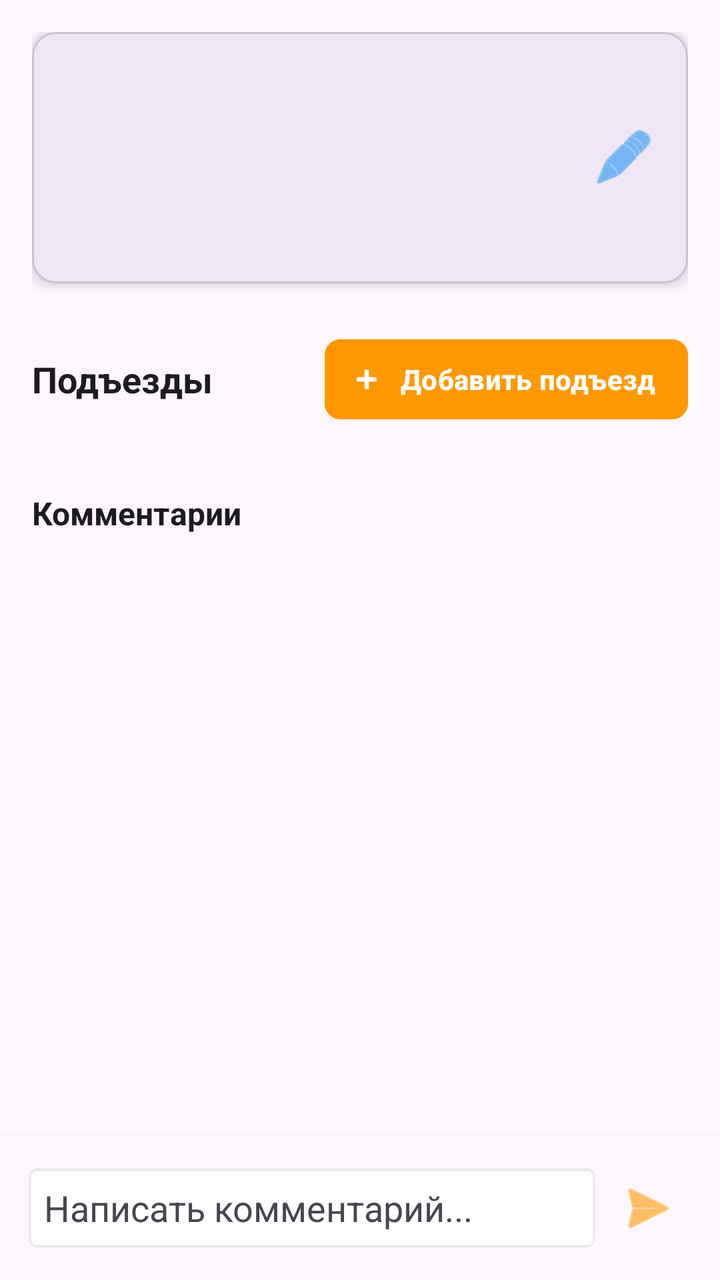
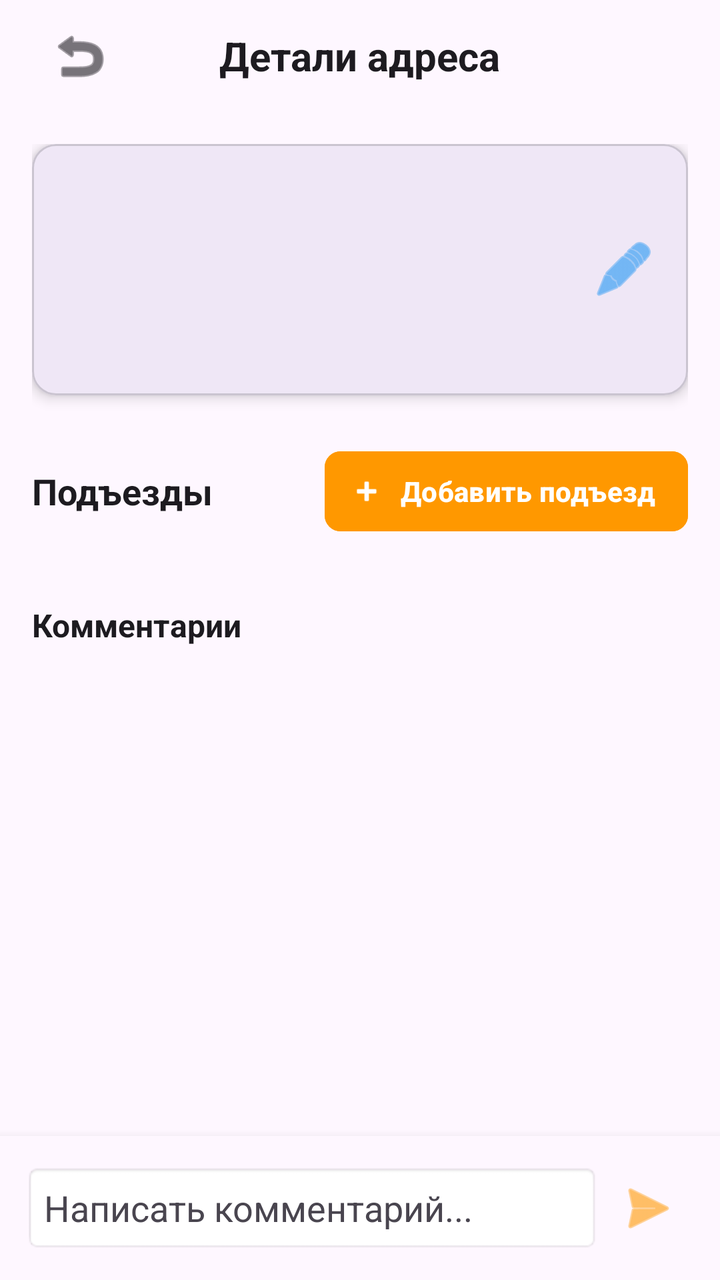

Screens rendered from an Android XML layout before and after an edit, with the pre-edit source and the edit as a unified diff.
<!-- AndroidManifest.xml: application theme Theme.BaseHome -->
<!-- res/layout/activity_address_detail.xml -->
<?xml version="1.0" encoding="utf-8"?>
<LinearLayout xmlns:android="http://schemas.android.com/apk/res/android"
    xmlns:app="http://schemas.android.com/apk/res-auto"
    android:layout_width="match_parent"
    android:layout_height="match_parent"
    android:orientation="vertical"
    android:background="?android:attr/windowBackground"
    android:fitsSystemWindows="true">

    <androidx.core.widget.NestedScrollView
        android:layout_width="match_parent"
        android:layout_height="0dp"
        android:layout_weight="1"
        android:fillViewport="true">

        <LinearLayout
            android:layout_width="match_parent"
            android:layout_height="wrap_content"
            android:orientation="vertical"
            android:padding="16dp">

            
            <com.google.android.material.card.MaterialCardView
                android:layout_width="match_parent"
                android:layout_height="wrap_content"
                app:cardCornerRadius="12dp"
                app:cardElevation="4dp"
                app:strokeWidth="1dp"
                app:strokeColor="?attr/colorOutlineVariant"
                android:layout_marginBottom="8dp">

                <RelativeLayout
                    android:layout_width="match_parent"
                    android:layout_height="wrap_content"
                    android:padding="16dp"
                    android:background="?attr/selectableItemBackground">

                    <LinearLayout
                        android:layout_width="match_parent"
                        android:layout_height="wrap_content"
                        android:orientation="vertical"
                        android:layout_toStartOf="@+id/btnContainer">

                        <TextView
                            android:id="@+id/tvCityDetail"
                            android:layout_width="match_parent"
                            android:layout_height="wrap_content"
                            android:textSize="12sp"
                            android:textColor="?android:attr/textColorSecondary"
                            android:textStyle="normal"
                            android:layout_marginBottom="2dp" />

                        <TextView
                            android:id="@+id/tvStreet"
                            android:layout_width="match_parent"
                            android:layout_height="wrap_content"
                            android:textSize="22sp"
                            android:textStyle="bold"
                            android:textColor="?android:attr/textColorPrimary" />

                        <TextView
                            android:id="@+id/tvHouse"
                            android:layout_width="match_parent"
                            android:layout_height="wrap_content"
                            android:textSize="18sp"
                            android:textColor="?android:attr/textColorSecondary"
                            android:layout_marginTop="2dp" />

                        <TextView
                            android:id="@+id/tvAddedBy"
                            android:layout_width="match_parent"
                            android:layout_height="wrap_content"
                            android:textSize="10sp"
                            android:textColor="?android:attr/textColorSecondary"
                            android:layout_marginTop="6dp" />
                    </LinearLayout>

                    <LinearLayout
                        android:id="@+id/btnContainer"
                        android:layout_width="wrap_content"
                        android:layout_height="wrap_content"
                        android:layout_alignParentEnd="true"
                        android:layout_centerVertical="true"
                        android:orientation="horizontal">

                        <ImageButton
                            android:id="@+id/btnEditAddress"
                            android:layout_width="32dp"
                            android:layout_height="32dp"
                            android:background="?android:attr/selectableItemBackgroundBorderless"
                            android:src="@android:drawable/ic_menu_edit"
                            app:tint="#2196F3" />

                        <ImageButton
                            android:id="@+id/btnDeleteAddress"
                            android:layout_width="32dp"
                            android:layout_height="32dp"
                            android:layout_marginStart="8dp"
                            android:background="?android:attr/selectableItemBackgroundBorderless"
                            android:src="@android:drawable/ic_menu_delete"
                            app:tint="#D32F2F"
                            android:visibility="gone" />
                    </LinearLayout>

                </RelativeLayout>
            </com.google.android.material.card.MaterialCardView>

            
            <LinearLayout
                android:layout_width="match_parent"
                android:layout_height="wrap_content"
                android:orientation="horizontal"
                android:gravity="center_vertical"
                android:layout_marginTop="16dp"
                android:layout_marginBottom="12dp">

                <TextView
                    android:layout_width="0dp"
                    android:layout_height="wrap_content"
                    android:layout_weight="1"
                    android:text="Подъезды"
                    android:textSize="18sp"
                    android:textStyle="bold"
                    android:textColor="?android:attr/textColorPrimary" />

                <com.google.android.material.button.MaterialButton
                    android:id="@+id/btnAddEntrance"
                    android:layout_width="wrap_content"
                    android:layout_height="wrap_content"
                    android:text="Добавить подъезд"
                    android:textAllCaps="false"
                    android:textStyle="bold"
                    app:icon="@android:drawable/ic_input_add"
                    android:backgroundTint="@color/brand_accent"
                    android:textColor="@color/white"
                    app:cornerRadius="8dp"
                    android:paddingStart="12dp"
                    android:paddingEnd="16dp"
                    app:elevation="6dp" />
            </LinearLayout>

            <androidx.recyclerview.widget.RecyclerView
                android:id="@+id/rvEntrances"
                android:layout_width="match_parent"
                android:layout_height="wrap_content"
                android:nestedScrollingEnabled="false" />

            
            <TextView
                android:layout_width="match_parent"
                android:layout_height="wrap_content"
                android:text="Комментарии"
                android:textSize="16sp"
                android:textStyle="bold"
                android:textColor="?android:attr/textColorPrimary"
                android:layout_marginTop="20dp"
                android:layout_marginBottom="4dp" />

            <androidx.recyclerview.widget.RecyclerView
                android:id="@+id/rvComments"
                android:layout_width="match_parent"
                android:layout_height="wrap_content"
                android:nestedScrollingEnabled="false" />

        </LinearLayout>
    </androidx.core.widget.NestedScrollView>

    
    <LinearLayout
        android:layout_width="match_parent"
        android:layout_height="wrap_content"
        android:orientation="vertical"
        android:padding="12dp"
        android:background="?attr/colorSurface"
        android:elevation="8dp">

        <TextView
            android:id="@+id/tvReplyTo"
            android:layout_width="match_parent"
            android:layout_height="wrap_content"
            android:textSize="12sp"
            android:textColor="#2196F3"
            android:layout_marginBottom="4dp"
            android:visibility="gone" />

        <LinearLayout
            android:layout_width="match_parent"
            android:layout_height="wrap_content"
            android:orientation="horizontal"
            android:gravity="center_vertical">

            <EditText
                android:id="@+id/etNewComment"
                android:layout_width="0dp"
                android:layout_height="wrap_content"
                android:layout_weight="1"
                android:hint="Написать комментарий..."
                android:padding="10dp"
                android:textColor="?android:attr/textColorPrimary"
                android:textColorHint="?android:attr/textColorSecondary"
                android:background="@android:drawable/editbox_background"
                android:maxLines="3"
                android:inputType="textMultiLine" />

            <ImageButton
                android:id="@+id/btnAddComment"
                android:layout_width="48dp"
                android:layout_height="48dp"
                android:src="@android:drawable/ic_menu_send"
                android:background="?android:attr/selectableItemBackgroundBorderless"
                app:tint="#FF9800" />
        </LinearLayout>
    </LinearLayout>

</LinearLayout>
<!-- resources referenced by this layout -->
<resources>
  <color name="brand_accent">#FF9800</color>
  <color name="white">#FFFFFFFF</color>
  <style name="Theme.BaseHome" parent="Base.Theme.BaseHome" />
  <style name="Base.Theme.BaseHome" parent="Theme.Material3.DayNight.NoActionBar">
          
          
      </style>
</resources>

<!-- the commit's change to res/layout/activity_address_detail.xml (unified diff, before → after) -->
@@ -6,6 +6,31 @@
     android:orientation="vertical"
     android:background="?android:attr/windowBackground"
     android:fitsSystemWindows="true">
+
+    
+    <RelativeLayout
+        android:layout_width="match_parent"
+        android:layout_height="56dp"
+        android:paddingHorizontal="16dp">
+
+        <ImageButton
+            android:id="@+id/btnBackAddressDetail"
+            android:layout_width="48dp"
+            android:layout_height="48dp"
+            android:layout_centerVertical="true"
+            android:background="?android:attr/selectableItemBackgroundBorderless"
+            android:src="@android:drawable/ic_menu_revert"
+            app:tint="?android:attr/textColorPrimary" />
+
+        <TextView
+            android:layout_width="wrap_content"
+            android:layout_height="wrap_content"
+            android:layout_centerInParent="true"
+            android:text="Детали адреса"
+            android:textSize="20sp"
+            android:textStyle="bold"
+            android:textColor="?android:attr/textColorPrimary" />
+    </RelativeLayout>
 
     <androidx.core.widget.NestedScrollView
         android:layout_width="match_parent"
